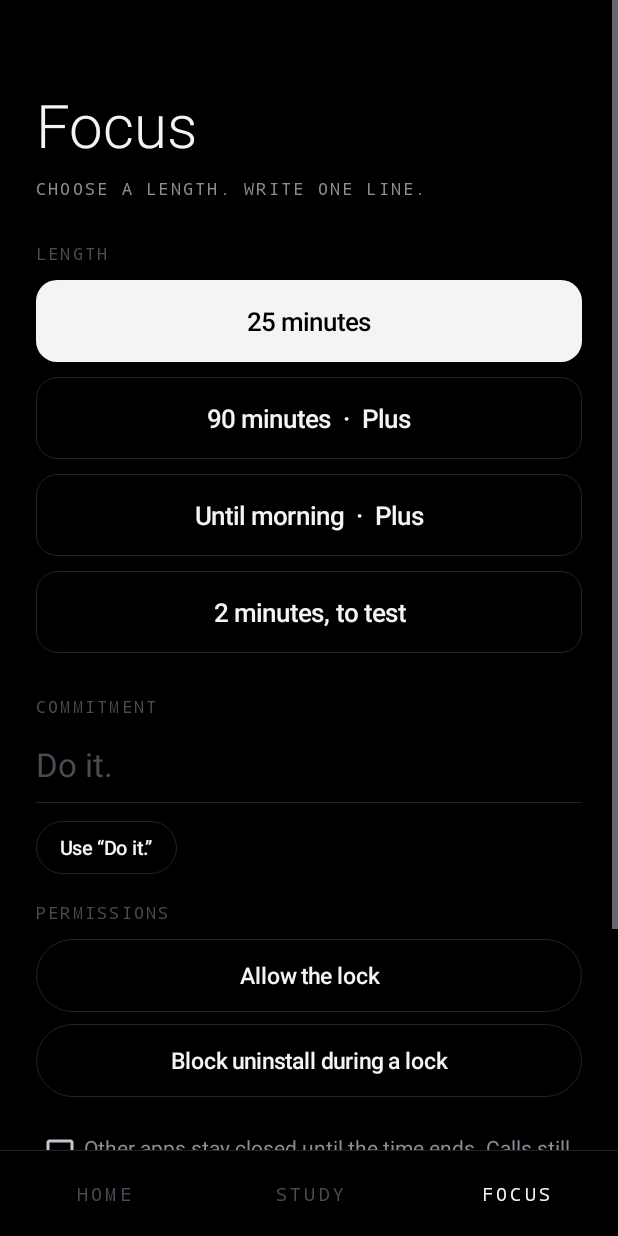
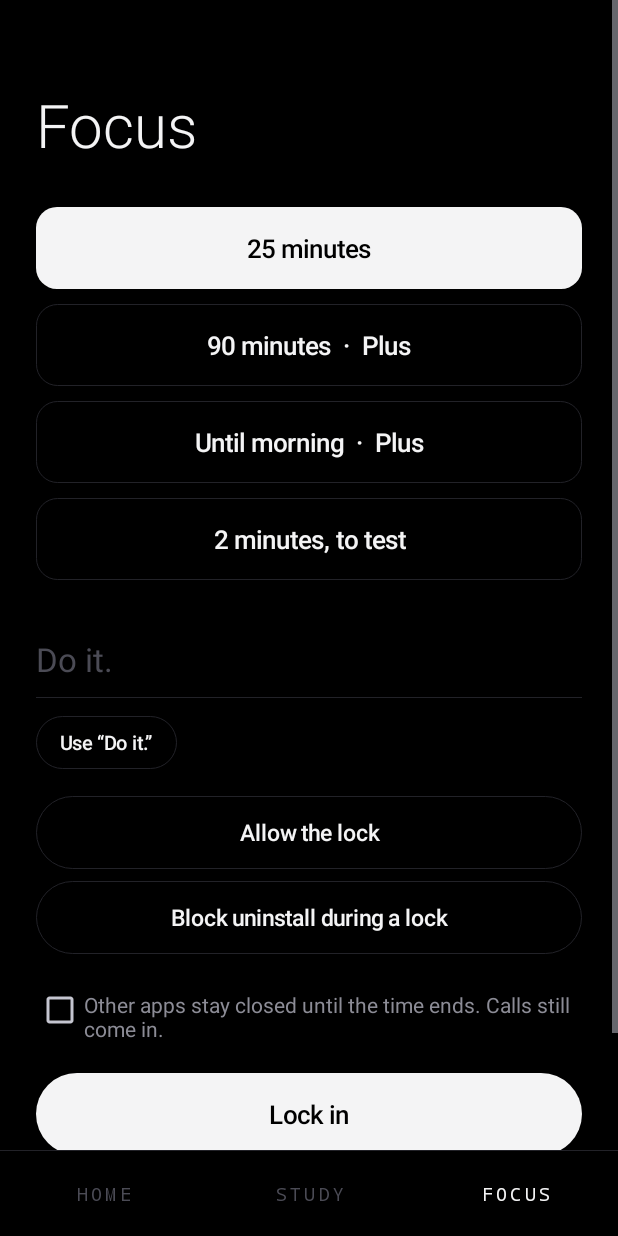
Before and after one commit to stephanrogers09-glitch/android, an Android app: the screen it shows after launch (SetupActivity), after a tap on "FOCUS", on a phone screen of 412 x 824 dp. Run offline under Robolectric (Android 15) with nearby library versions, the phone set to English and light mode, and no system bars; pictures from the network do not load.

Commit message:
Study test focus, quieter focus and lock screens
- 2-minute test pill in the study workspace starts a real session
  commitment-labelled from the open note; it auto-starts only when the
  lock is already ready. Notes record finished study focus minutes.
- Focus setup: instructional text and permission walkthrough text
  removed; durations, commitment, consent and permission actions kept.
- Lock screen: no countdown, rail or end time; shows 'Locked in', the
  commitment and lock status. Completion shows 'Session complete'
  only. Timing and enforcement unchanged.

Co-Authored-By: Claude Haiku 5.5 <noreply@anthropic.com>
Claude-Session: https://claude.ai/code/session_01SNTv48C1upMFXei3eX9cte

```diff
--- a/app/src/main/java/app/lockedin/phone/SetupActivity.kt
+++ b/app/src/main/java/app/lockedin/phone/SetupActivity.kt
@@ -28,6 +28,7 @@ class SetupActivity : Activity() {
     private lateinit var setupBox: LinearLayout
     private val choices = linkedMapOf<Preset, Button>()
     private var selected = Preset.M25
+    private var studyNoteId: String? = null
 
     override fun onCreate(savedInstanceState: Bundle?) {
         super.onCreate(savedInstanceState)
@@ -50,11 +51,7 @@ class SetupActivity : Activity() {
             textSize = 40f
             typeface = Typeface.create("sans-serif-light", Typeface.NORMAL)
         })
-        column.addView(caption("Choose a length. Write one line.", Ink.DIM).apply {
-            setPadding(0, dp(8), 0, dp(28))
-        })
-
-        column.addView(caption("Length", Ink.FAINT).apply { setPadding(0, 0, 0, dp(10)) })
+        column.addView(View(this), LinearLayout.LayoutParams(LinearLayout.LayoutParams.MATCH_PARENT, dp(28)))
         listOf(Preset.M25, Preset.M90, Preset.MORNING, Preset.M2).forEach { preset ->
             val button = Button(this)
             button.text = choiceLabel(preset)
@@ -74,7 +71,7 @@ class SetupActivity : Activity() {
             column.addView(button)
         }
 
-        column.addView(caption("Commitment", Ink.FAINT).apply { setPadding(0, dp(18), 0, dp(6)) })
+        column.addView(View(this), LinearLayout.LayoutParams(LinearLayout.LayoutParams.MATCH_PARENT, dp(18)))
         line = EditText(this)
         line.hint = "Do it."
         line.setHintTextColor(Color.parseColor(Ink.FAINT))
@@ -131,19 +128,38 @@ class SetupActivity : Activity() {
             setOnClickListener { openPlus(false) }
         })
 
-        // Opened from the study workspace: start with the note's focus line and the chosen length.
-        intent?.getStringExtra(EXTRA_LINE)?.let {
-            line.setText(it)
-            line.setSelection(line.text.length)
-        }
-        intent?.getStringExtra(EXTRA_PRESET)?.let { selected = Preset.fromId(it) }
         setContentView(root)
-        paint()
+        applyIntent()
     }
 
     companion object {
         const val EXTRA_PRESET = "app.lockedin.phone.PRESET"
         const val EXTRA_LINE = "app.lockedin.phone.LINE"
+        const val EXTRA_NOTE = "app.lockedin.phone.NOTE"
+        const val EXTRA_AUTOSTART = "app.lockedin.phone.AUTOSTART"
+    }
+
+    // The screen is single-task, so a later request from the study workspace arrives here.
+    override fun onNewIntent(intent: Intent) {
+        super.onNewIntent(intent)
+        setIntent(intent)
+        applyIntent()
+    }
+
+    /** Study passes the note's focus line, the chosen length and the note id. The 2-minute test starts at once. */
+    private fun applyIntent() {
+        val incoming = intent ?: return
+        incoming.getStringExtra(EXTRA_LINE)?.let {
+            line.setText(it)
+            line.setSelection(line.text.length)
+        }
+        incoming.getStringExtra(EXTRA_PRESET)?.let { selected = Preset.fromId(it) }
+        studyNoteId = incoming.getStringExtra(EXTRA_NOTE)
+        paint()
+        if (incoming.getBooleanExtra(EXTRA_AUTOSTART, false)) {
+            incoming.removeExtra(EXTRA_AUTOSTART)
+            if (ready()) startLock()
+        }
     }
 
     override fun onResume() {
@@ -178,6 +194,7 @@ class SetupActivity : Activity() {
         }
         SessionStore.markSetup(this)
         SessionStore.start(this, selected, text)
+        studyNoteId?.let { StudyFocusLog.begin(this, it, selected.minutes ?: 0, SessionStore.endAt(this)) }
         startActivity(Intent(this, LockActivity::class.java))
     }
 
@@ -220,12 +237,10 @@ class SetupActivity : Activity() {
         buildSetup()
     }
 
+    /** Only the permissions still missing are shown. Each one is a single action. */
     private fun buildSetup() {
         setupBox.removeAllViews()
-        setupBox.addView(caption("Permissions", Ink.FAINT).apply { setPadding(0, 0, 0, dp(10)) })
-        var needed = false
         if (!granted(Manifest.permission.CALL_PHONE)) {
-            needed = true
             setupBox.addView(setupButton("Allow calls") {
                 requestPermissions(
                     arrayOf(Manifest.permission.CALL_PHONE, Manifest.permission.READ_PHONE_STATE),
@@ -234,19 +249,16 @@ class SetupActivity : Activity() {
             })
         }
         if (!granted(Manifest.permission.CAMERA)) {
-            needed = true
             setupBox.addView(setupButton("Allow camera and torch") {
                 requestPermissions(arrayOf(Manifest.permission.CAMERA, Manifest.permission.RECORD_AUDIO), 12)
             })
         }
         if (!Gate.accessibilityOn(this)) {
-            needed = true
             setupBox.addView(setupButton("Allow the lock") {
                 startActivity(Intent(Settings.ACTION_ACCESSIBILITY_SETTINGS))
             })
         }
         if (!Gate.adminOn(this)) {
-            needed = true
             setupBox.addView(setupButton("Block uninstall during a lock") {
                 startActivity(Intent(DevicePolicyManager.ACTION_ADD_DEVICE_ADMIN).apply {
                     putExtra(DevicePolicyManager.EXTRA_DEVICE_ADMIN, Gate.adminComponent(this@SetupActivity))
@@ -256,9 +268,6 @@ class SetupActivity : Activity() {
                     )
                 })
             })
-        }
-        if (!needed) {
-            setupBox.addView(caption("All set", Ink.DIM).apply { setPadding(0, 0, 0, dp(4)) })
         }
     }
 
```
Also changed, not shown: app/src/main/java/app/lockedin/phone/LockActivity.kt (+16 -77 lines), app/src/main/java/app/lockedin/phone/StudyActivity.kt (+23 -6 lines), app/src/main/java/app/lockedin/phone/StudyFocusLog.kt (added, +42 -0 lines), 1 other file.
